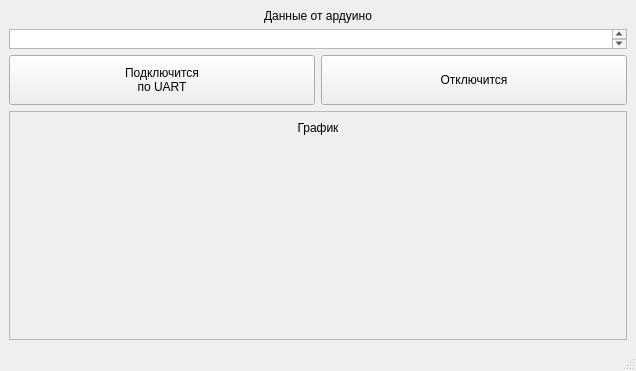
Before: the Qt Designer form view/mainwindow.ui in PowerOleg/Qt_serialport, drawn with Qt 5.
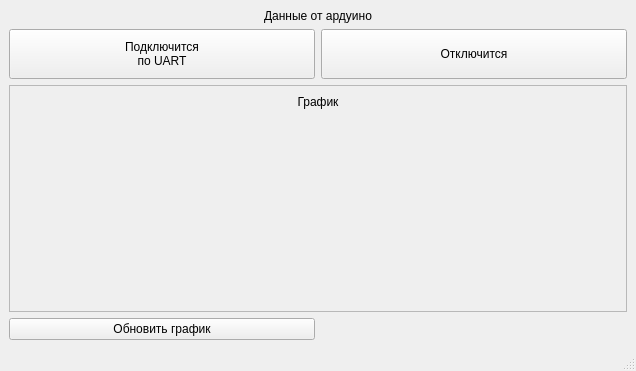
After: the same form once the commit is applied. Custom widgets are drawn as their Qt base class.

```diff
--- a/view/mainwindow.ui
+++ b/view/mainwindow.ui
@@ -15,19 +15,6 @@
   </property>
   <widget class="QWidget" name="centralwidget">
    <layout class="QGridLayout" name="gridLayout">
-    <item row="3" column="1">
-     <widget class="QPushButton" name="btnOff">
-      <property name="minimumSize">
-       <size>
-        <width>0</width>
-        <height>50</height>
-       </size>
-      </property>
-      <property name="text">
-       <string>Отключится</string>
-      </property>
-     </widget>
-    </item>
     <item row="1" column="0" colspan="2">
      <widget class="QLabel" name="lbTitle">
       <property name="text">
@@ -38,55 +25,7 @@
       </property>
      </widget>
     </item>
-    <item row="3" column="0">
-     <widget class="QPushButton" name="btnOn">
-      <property name="minimumSize">
-       <size>
-        <width>0</width>
-        <height>50</height>
-       </size>
-      </property>
-      <property name="text">
-       <string>Подключится
-по UART</string>
-      </property>
-     </widget>
-    </item>
-    <item row="2" column="0" colspan="2">
-     <widget class="QTextEdit" name="txtReadSerial">
-      <property name="enabled">
-       <bool>true</bool>
-      </property>
-      <property name="sizePolicy">
-       <sizepolicy hsizetype="Expanding" vsizetype="Fixed">
-        <horstretch>0</horstretch>
-        <verstretch>0</verstretch>
-       </sizepolicy>
-      </property>
-      <property name="minimumSize">
-       <size>
-        <width>0</width>
-        <height>20</height>
-       </size>
-      </property>
-      <property name="maximumSize">
-       <size>
-        <width>16777215</width>
-        <height>20</height>
-       </size>
-      </property>
-      <property name="baseSize">
-       <size>
-        <width>0</width>
-        <height>0</height>
-       </size>
-      </property>
-      <property name="readOnly">
-       <bool>true</bool>
-      </property>
-     </widget>
-    </item>
-    <item row="4" column="0" colspan="2">
+    <item row="3" column="0" colspan="2">
      <widget class="QFrame" name="frCustomPlot">
       <property name="sizePolicy">
        <sizepolicy hsizetype="Expanding" vsizetype="Expanding">
@@ -130,6 +69,40 @@
       </layout>
      </widget>
     </item>
+    <item row="2" column="0">
+     <widget class="QPushButton" name="btnOn">
+      <property name="minimumSize">
+       <size>
+        <width>0</width>
+        <height>50</height>
+       </size>
+      </property>
+      <property name="text">
+       <string>Подключится
+по UART</string>
+      </property>
+     </widget>
+    </item>
+    <item row="2" column="1">
+     <widget class="QPushButton" name="btnOff">
+      <property name="minimumSize">
+       <size>
+        <width>0</width>
+        <height>50</height>
+       </size>
+      </property>
+      <property name="text">
+       <string>Отключится</string>
+      </property>
+     </widget>
+    </item>
+    <item row="4" column="0">
+     <widget class="QPushButton" name="btnRefresh">
+      <property name="text">
+       <string>Обновить график</string>
+      </property>
+     </widget>
+    </item>
    </layout>
   </widget>
   <widget class="QMenuBar" name="menubar">
```
